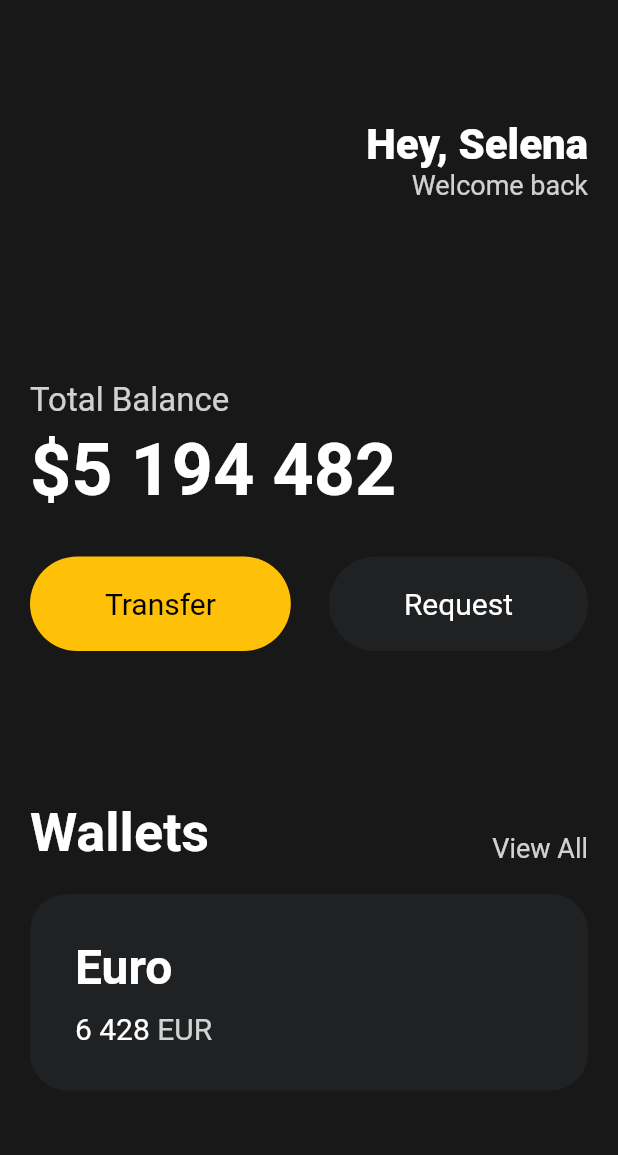
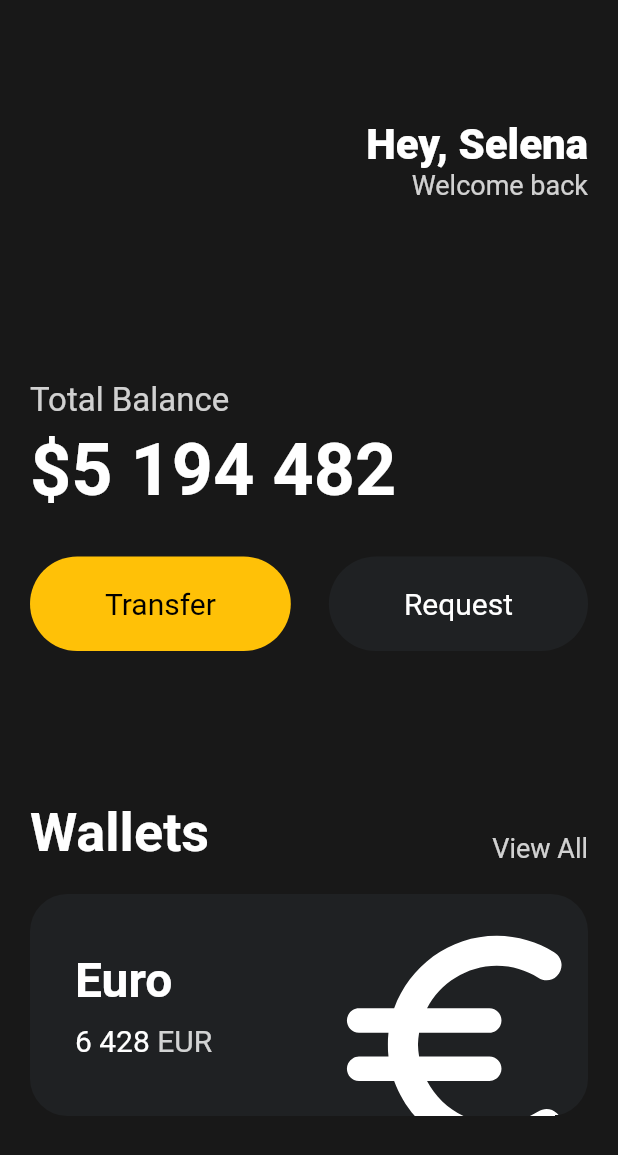
Before and after one commit to grandff/sample-flutter, a Flutter app: the screen it shows after launch, on a phone screen of 412 x 824 dp. Shown: the top 1155 px of the screen. Run offline on Flutter 3.47's test engine with Material 2 defaults, Android fonts, the phone set to English and light mode, and no system bars.

Commit message:
Feat: 3.7 Icons and Transforms

```diff
--- a/lib/main.dart
+++ b/lib/main.dart
@@ -113,6 +113,7 @@ class App extends StatelessWidget {
               ),
               // 카드만들기
               Container(
+                  clipBehavior: Clip.hardEdge, // overflow hidden 같은 거임.. 아마도.
                   decoration: BoxDecoration(
                     color: const Color(0xFF1F2123),
                     borderRadius: BorderRadius.circular(25),
@@ -120,6 +121,7 @@ class App extends StatelessWidget {
                   child: Padding(
                     padding: const EdgeInsets.all(30),
                     child: Row(
+                      mainAxisAlignment: MainAxisAlignment.spaceBetween,
                       children: [
                         Column(
                           crossAxisAlignment: CrossAxisAlignment.start,
@@ -147,9 +149,22 @@ class App extends StatelessWidget {
                                       fontSize: 20,
                                     )),
                               ],
-                            )
+                            ),
                           ],
-                        )
+                        ),
+                        Transform.scale(
+                          // 아이콘 크기 변경
+                          scale: 2.2,
+                          child: Transform.translate(
+                            // 아이콘 위치 변경
+                            offset: const Offset(-5, 12),
+                            child: const Icon(
+                              Icons.euro_rounded,
+                              color: Colors.white,
+                              size: 88,
+                            ),
+                          ),
+                        ),
                       ],
                     ),
                   )),
```
Also changed, not shown: 1 other file.
